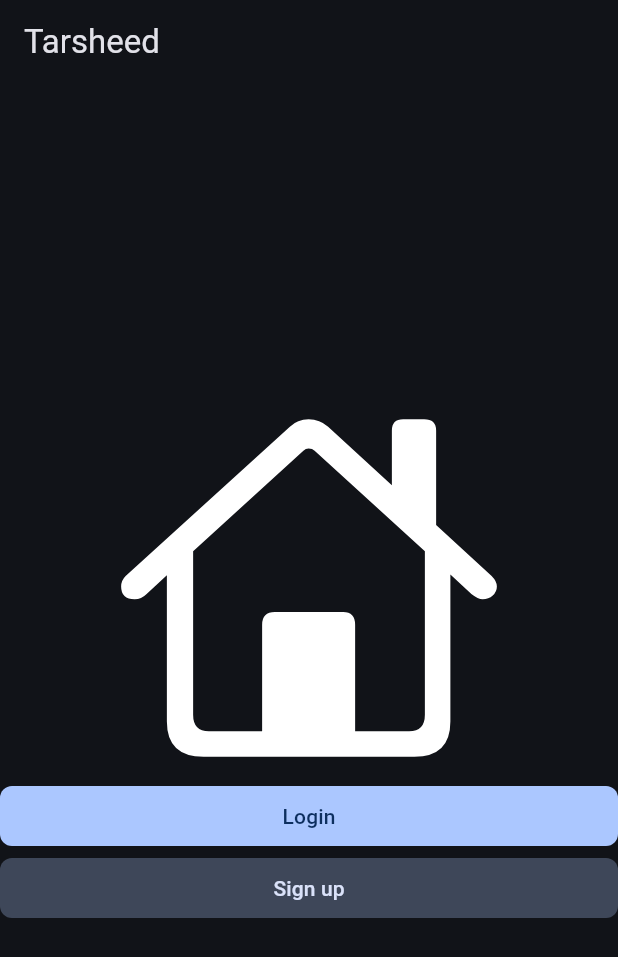
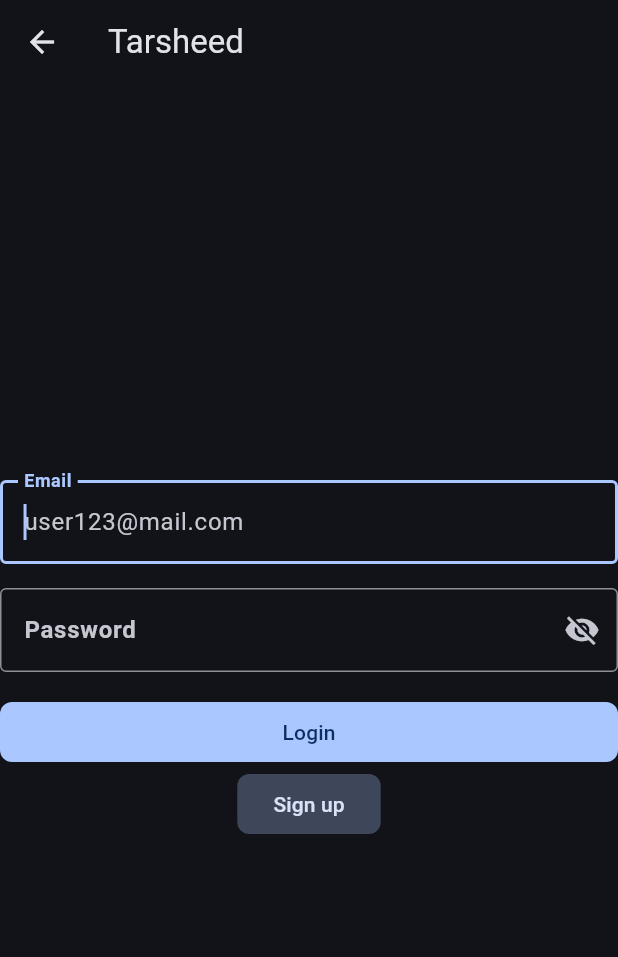
Before and after one commit to hassan1091/tarsheed, a Flutter app: the screen it shows after launch, after a tap on "Login", on a phone screen of 412 x 824 dp. Shown: the top 957 px of the screen. Run offline on Flutter 3.47's test engine with Material 3 defaults, Android fonts, the phone set to English and light mode, and no system bars; our stand-ins replace gap.

Commit message:
create login screen

```diff
--- /dev/null
+++ b/lib/screens/login/login_screen.dart
@@ -0,0 +1,63 @@
+import 'package:flutter/material.dart';
+import 'package:gap/gap.dart';
+import 'package:tarsheed/helper/field_validation.dart';
+import 'package:tarsheed/widgets/my_text_form_field.dart';
+
+class LoginScreen extends StatefulWidget {
+  const LoginScreen({super.key});
+
+  @override
+  State<LoginScreen> createState() => _LoginScreenState();
+}
+
+class _LoginScreenState extends State<LoginScreen> {
+  final TextEditingController emailController = TextEditingController();
+  final TextEditingController passwordController = TextEditingController();
+
+  @override
+  Widget build(BuildContext context) {
+    return Scaffold(
+      appBar: AppBar(
+        title: const Text('Tarsheed'),
+      ),
+      body: Center(
+        child: ListView(
+          shrinkWrap: true,
+          children: [
+            MyTextFormField(
+              label: "Email",
+              hint: "user123@mail.com",
+              validator: FieldValidation.validateEmail,
+              controller: emailController,
+              type: TextInputType.emailAddress,
+              autofocus: true,
+            ),
+            const Gap(16),
+            MyTextFormField(
+              label: "Password",
+              hint: "*****",
+              validator: FieldValidation.validatePassword,
+              controller: passwordController,
+              isPassword: true,
+            ),
+            const Gap(16),
+            FilledButton(
+              onPressed: loginPressed,
+              child: const Text("Login"),
+            ),
+            Align(
+              child: FilledButton.tonal(
+                onPressed: signupPressed,
+                child: const Text("Sign up"),
+              ),
+            )
+          ],
+        ),
+      ),
+    );
+  }
+
+  void loginPressed() {}
+
+  void signupPressed() {}
+}
--- a/lib/screens/main/main_screen.dart
+++ b/lib/screens/main/main_screen.dart
@@ -1,5 +1,6 @@
 import 'package:flutter/cupertino.dart';
 import 'package:flutter/material.dart';
+import 'package:tarsheed/screens/login/login_screen.dart';
 
 class MainScreen extends StatelessWidget {
   const MainScreen({super.key});
@@ -21,7 +22,7 @@ class MainScreen extends StatelessWidget {
                 size: 256,
               ),
               FilledButton(
-                onPressed: loginPressed,
+                onPressed: () => loginPressed(context),
                 child: const Text("Login"),
               ),
               FilledButton.tonal(
@@ -35,7 +36,14 @@ class MainScreen extends StatelessWidget {
     );
   }
 
-  void loginPressed() {}
+  void loginPressed(context) {
+    Navigator.push(
+      context,
+      MaterialPageRoute(
+        builder: (context) => const LoginScreen(),
+      ),
+    );
+  }
 
   void signupPressed() {}
 }
```
